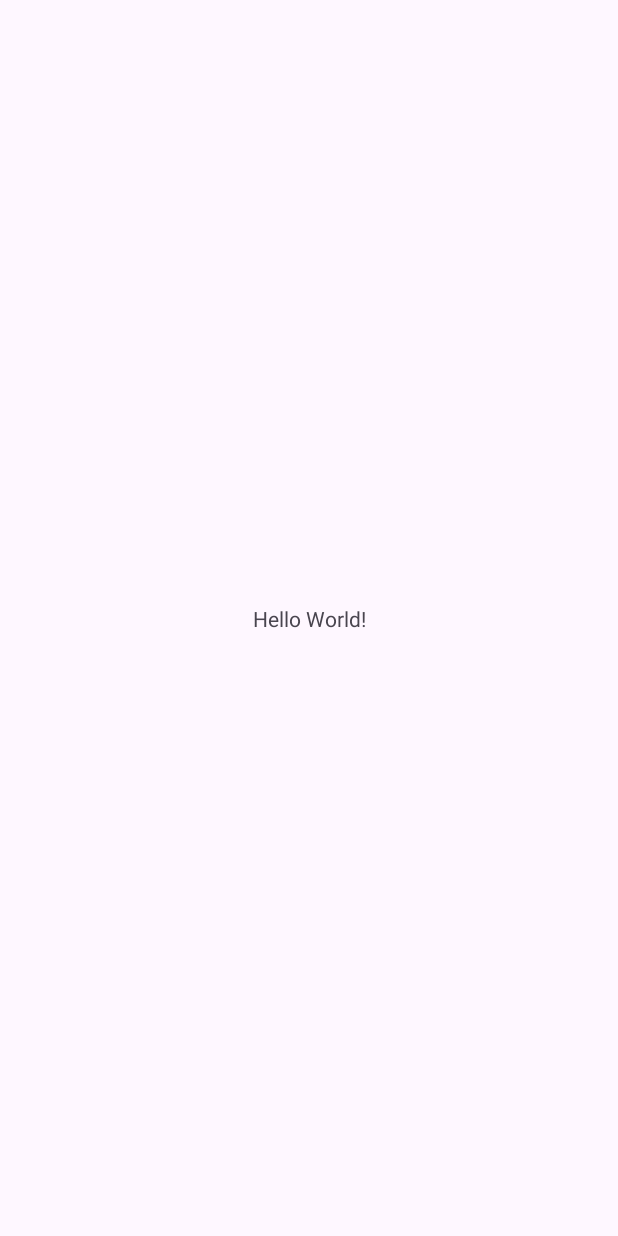
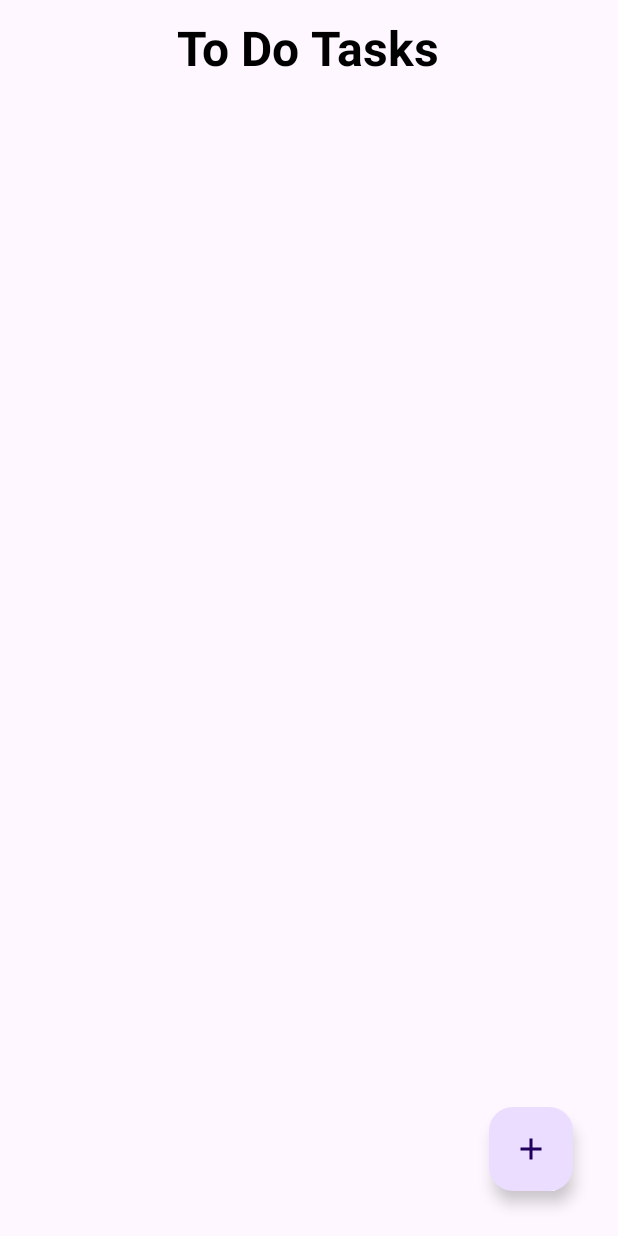
Before and after one commit to dnshan/Todo-Application, an Android app: the screen it shows after launch (MainActivity), on a phone screen of 412 x 824 dp. Before the commit the screen is almost empty. Run offline under Robolectric (Android 15) with nearby library versions, the phone set to English and light mode, and no system bars.

Commit message:
#0 Added Task Activity

```diff
--- a/app/build.gradle.kts
+++ b/app/build.gradle.kts
@@ -39,6 +39,7 @@ dependencies {
 
     implementation("androidx.core:core-ktx:1.9.0")
     implementation("androidx.appcompat:appcompat:1.6.1")
+    implementation 'com.google.android.material:material:1.2.1'
     implementation("com.google.android.material:material:1.11.0")
     implementation("androidx.constraintlayout:constraintlayout:2.1.4")
     testImplementation("junit:junit:4.13.2")
--- /dev/null
+++ b/app/src/main/res/drawable/baseline_add_24.xml
@@ -0,0 +1,5 @@
+<vector android:height="24dp" android:tint="#FFFFFF"
+    android:viewportHeight="24" android:viewportWidth="24"
+    android:width="24dp" xmlns:android="http://schemas.android.com/apk/res/android">
+    <path android:fillColor="@android:color/white" android:pathData="M19,13h-6v6h-2v-6H5v-2h6V5h2v6h6v2z"/>
+</vector>
--- a/app/src/main/res/layout/activity_main.xml
+++ b/app/src/main/res/layout/activity_main.xml
@@ -1,5 +1,5 @@
 <?xml version="1.0" encoding="utf-8"?>
-<androidx.constraintlayout.widget.ConstraintLayout xmlns:android="http://schemas.android.com/apk/res/android"
+<RelativeLayout xmlns:android="http://schemas.android.com/apk/res/android"
     xmlns:app="http://schemas.android.com/apk/res-auto"
     xmlns:tools="http://schemas.android.com/tools"
     android:layout_width="match_parent"
@@ -9,10 +9,26 @@
     <TextView
         android:layout_width="wrap_content"
         android:layout_height="wrap_content"
-        android:text="Hello World!"
-        app:layout_constraintBottom_toBottomOf="parent"
-        app:layout_constraintEnd_toEndOf="parent"
-        app:layout_constraintStart_toStartOf="parent"
-        app:layout_constraintTop_toTopOf="parent" />
+        android:id="@+id/textview"
+        android:text="To Do Tasks"
+        android:textSize="32sp"
+        android:textColor="#000"
+        android:textStyle="bold"
+        android:layout_centerHorizontal="true"
+        android:layout_marginTop="10dp"/>
+    <androidx.recyclerview.widget.RecyclerView
+        android:layout_width="match_parent"
+        android:layout_height="wrap_content"
+        android:id="@+id/recyclerview"
+        android:layout_below="@id/textview"
+        android:nestedScrollingEnabled="true"/>
+    <com.google.android.material.floatingactionbutton.FloatingActionButton
+        android:layout_width="wrap_content"
+        android:layout_height="wrap_content"
+        android:layout_alignParentEnd="true"
+        android:layout_alignParentBottom="true"
+        android:id="@+id/fab"
+        android:src="@drawable/baseline_add_24"
+        android:layout_margin="30dp"/>
 
-</androidx.constraintlayout.widget.ConstraintLayout>
+</RelativeLayout>
```
Also changed, not shown: app/src/main/res/layout/add_newtask.xml (added, +27 -0 lines), app/src/main/res/layout/task_layout.xml (added, +26 -0 lines).
